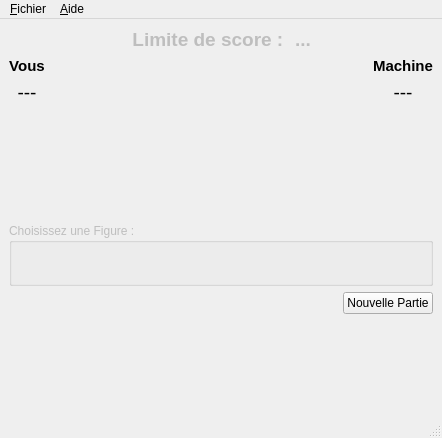
Above: chifoumivue.ui from RemiDup1/SAE_2.01 before the change. Below: the same form after it.
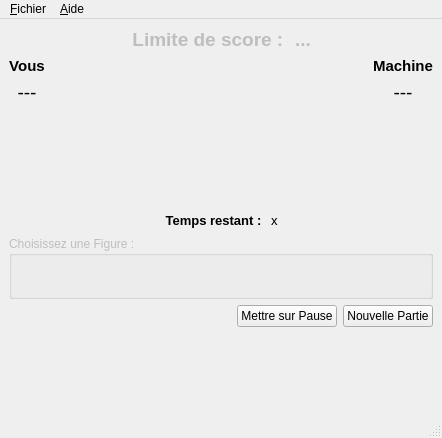
That is the form after the change. Icons and pictures are not drawn.

```diff
--- a/chifoumivue.ui
+++ b/chifoumivue.ui
@@ -286,6 +286,65 @@
       </property>
      </spacer>
     </item>
+    <item>
+     <layout class="QHBoxLayout" name="horizontalLayout">
+      <item>
+       <spacer name="horizontalSpacer_8">
+        <property name="orientation">
+         <enum>Qt::Horizontal</enum>
+        </property>
+        <property name="sizeHint" stdset="0">
+         <size>
+          <width>40</width>
+          <height>20</height>
+         </size>
+        </property>
+       </spacer>
+      </item>
+      <item>
+       <widget class="QLabel" name="labelTempsRestant">
+        <property name="font">
+         <font>
+          <pointsize>10</pointsize>
+          <weight>75</weight>
+          <bold>true</bold>
+         </font>
+        </property>
+        <property name="text">
+         <string>Temps restant : </string>
+        </property>
+        <property name="alignment">
+         <set>Qt::AlignRight|Qt::AlignTrailing|Qt::AlignVCenter</set>
+        </property>
+       </widget>
+      </item>
+      <item>
+       <widget class="QLabel" name="labelTempsImparti">
+        <property name="font">
+         <font>
+          <pointsize>10</pointsize>
+         </font>
+        </property>
+        <property name="text">
+         <string>x</string>
+        </property>
+       </widget>
+      </item>
+      <item>
+       <spacer name="horizontalSpacer_9">
+        <property name="orientation">
+         <enum>Qt::Horizontal</enum>
+        </property>
+        <property name="sizeHint" stdset="0">
+         <size>
+          <width>40</width>
+          <height>20</height>
+         </size>
+        </property>
+       </spacer>
+      </item>
+     </layout>
+    </item>
     <item>
      <widget class="QGroupBox" name="ChoixFigure">
       <property name="enabled">
@@ -406,6 +465,13 @@
         </property>
        </spacer>
       </item>
+      <item>
+       <widget class="QPushButton" name="BoutPause">
+        <property name="text">
+         <string>Mettre sur Pause</string>
+        </property>
+       </widget>
+      </item>
       <item>
        <widget class="QPushButton" name="BoutNouvellePartie">
         <property name="text">
```
Left out of the diff: 6 changed lines with no effect on the pictures.
